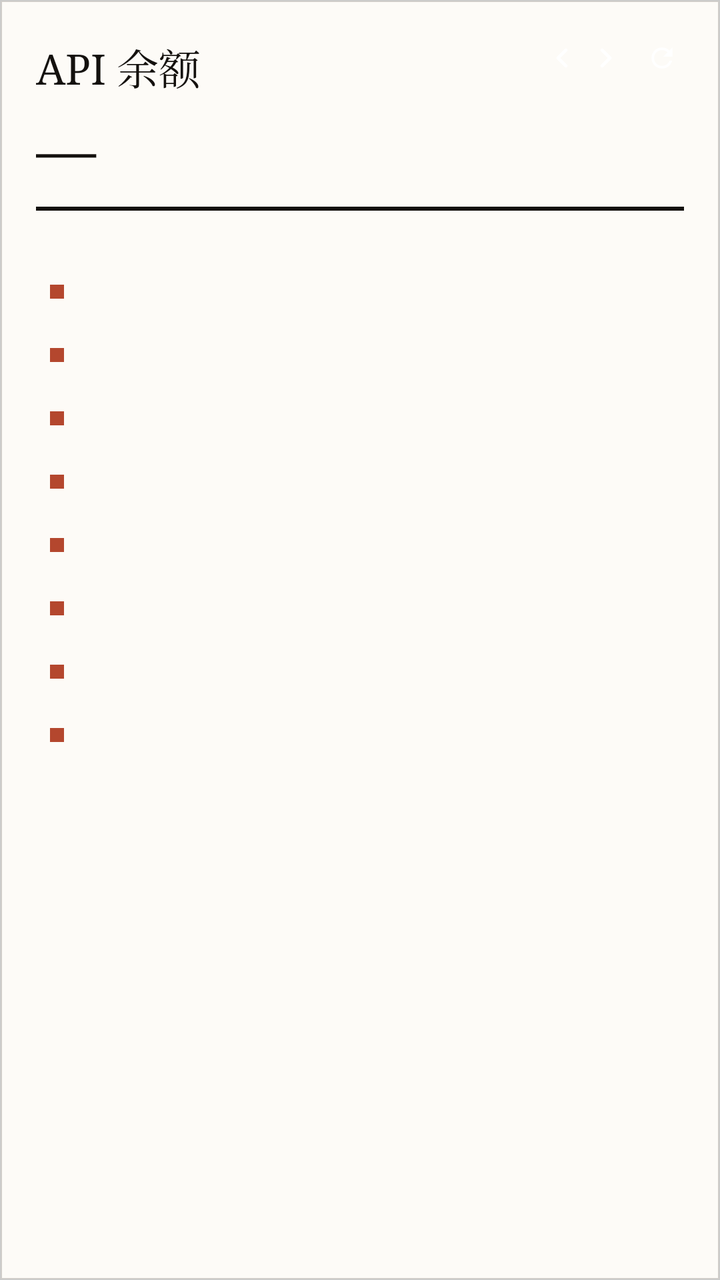
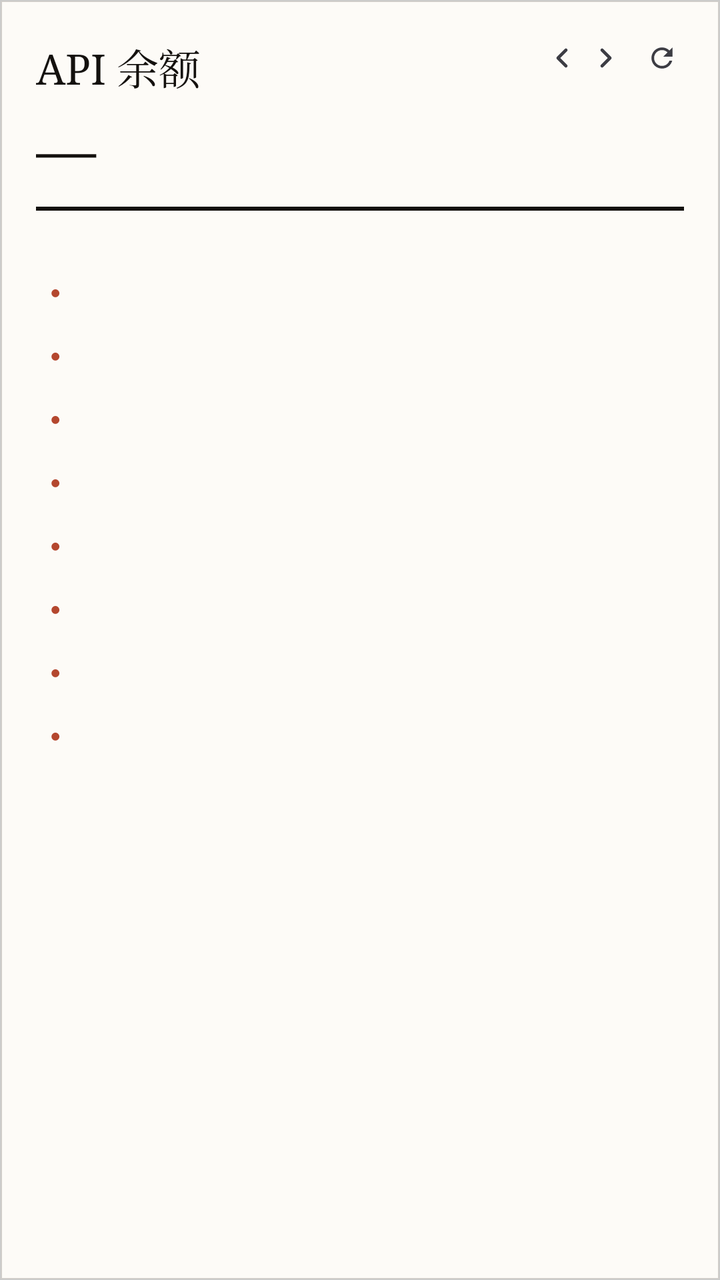

Compare the two renders of this Android layout. The source of the first and the diff that turns it into the second are given below.
<!-- AndroidManifest.xml: application theme AppTheme -->
<!-- res/layout/widget_style2.xml -->
<?xml version="1.0" encoding="utf-8"?>
<FrameLayout xmlns:android="http://schemas.android.com/apk/res/android"
    android:id="@+id/w2_root"
    android:layout_width="match_parent"
    android:layout_height="match_parent"
    android:background="@drawable/wg_t2"
    android:padding="18dp">

    <LinearLayout
        android:layout_width="match_parent"
        android:layout_height="wrap_content"
        android:orientation="vertical">

        <LinearLayout
            android:layout_width="match_parent"
            android:layout_height="wrap_content"
            android:orientation="horizontal"
            android:gravity="left">

            <TextView
                android:id="@+id/w2_title"
                android:layout_width="0dp"
                android:layout_height="wrap_content"
                android:layout_weight="1"
                android:minWidth="0dp"
                android:singleLine="true"
                android:ellipsize="end"
                android:includeFontPadding="false"
            android:fontFamily="serif"
                android:textColor="#FF14110E"
                android:textSize="21sp"
                android:text="API 余额" />

            <TextView
                android:id="@+id/w2_page"
                android:layout_width="wrap_content"
                android:layout_height="wrap_content"
                android:layout_marginStart="4dp"
                android:minWidth="0dp"
                android:includeFontPadding="false"
                android:textColor="#FF14110E"
                android:textSize="10.5sp" />

            <ImageView
                android:id="@+id/w2_prev"
                android:clickable="true"
                android:focusable="true"
                android:layout_width="22dp"
                android:layout_height="22dp"
                android:layout_marginStart="2dp"
                android:scaleType="fitCenter"
                android:src="@drawable/ic_chevron_left"
                android:contentDescription="上一页" />

            <ImageView
                android:id="@+id/w2_next"
                android:clickable="true"
                android:focusable="true"
                android:layout_width="22dp"
                android:layout_height="22dp"
                android:scaleType="fitCenter"
                android:src="@drawable/ic_chevron_right"
                android:contentDescription="下一页" />

            <ImageView
                android:id="@+id/w2_refresh"
                android:clickable="true"
                android:focusable="true"
                android:layout_width="22dp"
                android:layout_height="22dp"
                android:layout_marginStart="6dp"
                android:scaleType="fitCenter"
                android:src="@drawable/ic_refresh"
                android:contentDescription="刷新" />
        </LinearLayout>

        <TextView
            android:id="@+id/w2_total"
            android:layout_width="match_parent"
            android:layout_height="wrap_content"
            android:layout_marginTop="10dp"
            android:includeFontPadding="false"
            android:gravity="left"
        android:fontFamily="serif"
            android:textColor="@color/ws2_tx"
            android:textSize="30sp"
            android:text="—" />

        <TextView
            android:layout_width="match_parent"
            android:layout_height="2dp"
            android:layout_marginTop="10dp"
            android:background="#FF14110E" />

        <TextView
            android:id="@+id/w2_sub"
            android:layout_width="match_parent"
            android:layout_height="wrap_content"
            android:layout_marginTop="4dp"
            android:includeFontPadding="false"
            android:singleLine="true"
            android:ellipsize="end"
            android:gravity="left"
            android:textColor="@color/ws2_tx3"
            android:textSize="10.5sp" />

        <LinearLayout
            android:layout_width="match_parent"
            android:layout_height="0dp"
            android:layout_weight="1"
            android:layout_marginTop="8dp"
            android:orientation="vertical">

            <LinearLayout
                android:id="@+id/w2_row1"
                android:layout_width="match_parent"
                android:layout_height="wrap_content"
                android:orientation="vertical"
                android:gravity="center_vertical">


                <LinearLayout
                    android:id="@+id/w2_slot1"
                    android:layout_width="match_parent"
                    android:layout_height="wrap_content"
                    android:orientation="horizontal"
                    android:gravity="center_vertical"
                    android:padding="7dp">

                    <TextView
                        android:id="@+id/w2_dot1"
                        android:layout_width="7dp"
                        android:layout_height="7dp"
                        android:layout_marginEnd="7dp"
                        android:background="@color/ws2_accent" />

                    <TextView
                        android:id="@+id/w2_name1"
                        android:layout_width="0dp"
                        android:layout_height="wrap_content"
                        android:layout_weight="1"
                        android:minWidth="0dp"
                        android:singleLine="true"
                        android:ellipsize="end"
                        android:includeFontPadding="false"
                    android:fontFamily="serif"
                        android:textColor="@color/ws2_tx2"
                        android:textSize="13sp" />

                    <TextView
                        android:id="@+id/w2_val1"
                        android:layout_width="wrap_content"
                        android:layout_height="wrap_content"
                        android:includeFontPadding="false"
                    android:fontFamily="serif"
                        android:textColor="@color/ws2_tx"
                        android:textSize="15sp" />
                </LinearLayout>

                <LinearLayout
                    android:id="@+id/w2_slot2"
                    android:layout_width="match_parent"
                    android:layout_height="wrap_content"
                    android:orientation="horizontal"
                    android:gravity="center_vertical"
                    android:padding="7dp">

                    <TextView
                        android:id="@+id/w2_dot2"
                        android:layout_width="7dp"
                        android:layout_height="7dp"
                        android:layout_marginEnd="7dp"
                        android:background="@color/ws2_accent" />

                    <TextView
                        android:id="@+id/w2_name2"
                        android:layout_width="0dp"
                        android:layout_height="wrap_content"
                        android:layout_weight="1"
                        android:minWidth="0dp"
                        android:singleLine="true"
                        android:ellipsize="end"
                        android:includeFontPadding="false"
                    android:fontFamily="serif"
                        android:textColor="@color/ws2_tx2"
                        android:textSize="13sp" />

                    <TextView
                        android:id="@+id/w2_val2"
                        android:layout_width="wrap_content"
                        android:layout_height="wrap_content"
                        android:includeFontPadding="false"
                    android:fontFamily="serif"
                        android:textColor="@color/ws2_tx"
                        android:textSize="15sp" />
                </LinearLayout>
            </LinearLayout>

            <TextView
                android:id="@+id/w2_div1"
                android:layout_width="match_parent"
                android:layout_height="1dp"
                android:layout_marginTop="1dp"
                android:visibility="gone"
                android:background="#FFD8D2C8" />

            <LinearLayout
                android:id="@+id/w2_row2"
                android:layout_width="match_parent"
                android:layout_height="wrap_content"
                android:orientation="vertical"
                android:gravity="center_vertical">


                <LinearLayout
                    android:id="@+id/w2_slot3"
                    android:layout_width="match_parent"
                    android:layout_height="wrap_content"
                    android:orientation="horizontal"
                    android:gravity="center_vertical"
                    android:padding="7dp">

                    <TextView
                        android:id="@+id/w2_dot3"
                        android:layout_width="7dp"
                        android:layout_height="7dp"
                        android:layout_marginEnd="7dp"
                        android:background="@color/ws2_accent" />

                    <TextView
                        android:id="@+id/w2_name3"
                        android:layout_width="0dp"
                        android:layout_height="wrap_content"
                        android:layout_weight="1"
                        android:minWidth="0dp"
                        android:singleLine="true"
                        android:ellipsize="end"
                        android:includeFontPadding="false"
                    android:fontFamily="serif"
                        android:textColor="@color/ws2_tx2"
                        android:textSize="13sp" />

                    <TextView
                        android:id="@+id/w2_val3"
                        android:layout_width="wrap_content"
                        android:layout_height="wrap_content"
                        android:includeFontPadding="false"
                    android:fontFamily="serif"
                        android:textColor="@color/ws2_tx"
                        android:textSize="15sp" />
                </LinearLayout>

                <LinearLayout
                    android:id="@+id/w2_slot4"
                    android:layout_width="match_parent"
                    android:layout_height="wrap_content"
                    android:orientation="horizontal"
                    android:gravity="center_vertical"
                    android:padding="7dp">

                    <TextView
                        android:id="@+id/w2_dot4"
                        android:layout_width="7dp"
                        android:layout_height="7dp"
                        android:layout_marginEnd="7dp"
                        android:background="@color/ws2_accent" />

                    <TextView
                        android:id="@+id/w2_name4"
                        android:layout_width="0dp"
                        android:layout_height="wrap_content"
                        android:layout_weight="1"
                        android:minWidth="0dp"
                        android:singleLine="true"
                        android:ellipsize="end"
                        android:includeFontPadding="false"
                    android:fontFamily="serif"
                        android:textColor="@color/ws2_tx2"
                        android:textSize="13sp" />

                    <TextView
                        android:id="@+id/w2_val4"
                        android:layout_width="wrap_content"
                        android:layout_height="wrap_content"
                        android:includeFontPadding="false"
                    android:fontFamily="serif"
                        android:textColor="@color/ws2_tx"
                        android:textSize="15sp" />
                </LinearLayout>
            </LinearLayout>

            <TextView
                android:id="@+id/w2_div2"
                android:layout_width="match_parent"
                android:layout_height="1dp"
                android:layout_marginTop="1dp"
                android:visibility="gone"
                android:background="#FFD8D2C8" />

            <LinearLayout
                android:id="@+id/w2_row3"
                android:layout_width="match_parent"
                android:layout_height="wrap_content"
                android:orientation="vertical"
                android:gravity="center_vertical">


                <LinearLayout
                    android:id="@+id/w2_slot5"
                    android:layout_width="match_parent"
                    android:layout_height="wrap_content"
                    android:orientation="horizontal"
                    android:gravity="center_vertical"
                    android:padding="7dp">

                    <TextView
                        android:id="@+id/w2_dot5"
                        android:layout_width="7dp"
                        android:layout_height="7dp"
                        android:layout_marginEnd="7dp"
                        android:background="@color/ws2_accent" />

                    <TextView
                        android:id="@+id/w2_name5"
                        android:layout_width="0dp"
                        android:layout_height="wrap_content"
                        android:layout_weight="1"
                        android:minWidth="0dp"
                        android:singleLine="true"
                        android:ellipsize="end"
                        android:includeFontPadding="false"
                    android:fontFamily="serif"
                        android:textColor="@color/ws2_tx2"
                        android:textSize="13sp" />

                    <TextView
                        android:id="@+id/w2_val5"
                        android:layout_width="wrap_content"
                        android:layout_height="wrap_content"
                        android:includeFontPadding="false"
                    android:fontFamily="serif"
                        android:textColor="@color/ws2_tx"
                        android:textSize="15sp" />
                </LinearLayout>

                <LinearLayout
                    android:id="@+id/w2_slot6"
                    android:layout_width="match_parent"
                    android:layout_height="wrap_content"
                    android:orientation="horizontal"
                    android:gravity="center_vertical"
                    android:padding="7dp">

                    <TextView
                        android:id="@+id/w2_dot6"
                        android:layout_width="7dp"
                        android:layout_height="7dp"
                        android:layout_marginEnd="7dp"
                        android:background="@color/ws2_accent" />

                    <TextView
                        android:id="@+id/w2_name6"
                        android:layout_width="0dp"
                        android:layout_height="wrap_content"
                        android:layout_weight="1"
                        android:minWidth="0dp"
                        android:singleLine="true"
                        android:ellipsize="end"
                        android:includeFontPadding="false"
                    android:fontFamily="serif"
                        android:textColor="@color/ws2_tx2"
                        android:textSize="13sp" />

                    <TextView
                        android:id="@+id/w2_val6"
                        android:layout_width="wrap_content"
                        android:layout_height="wrap_content"
                        android:includeFontPadding="false"
                    android:fontFamily="serif"
                        android:textColor="@color/ws2_tx"
                        android:textSize="15sp" />
                </LinearLayout>
            </LinearLayout>

            <TextView
                android:id="@+id/w2_div3"
                android:layout_width="match_parent"
                android:layout_height="1dp"
                android:layout_marginTop="1dp"
                android:visibility="gone"
                android:background="#FFD8D2C8" />

            <LinearLayout
                android:id="@+id/w2_row4"
                android:layout_width="match_parent"
                android:layout_height="wrap_content"
                android:orientation="vertical"
                android:gravity="center_vertical">


                <LinearLayout
                    android:id="@+id/w2_slot7"
                    android:layout_width="match_parent"
                    android:layout_height="wrap_content"
                    android:orientation="horizontal"
                    android:gravity="center_vertical"
                    android:padding="7dp">

                    <TextView
                        android:id="@+id/w2_dot7"
                        android:layout_width="7dp"
                        android:layout_height="7dp"
                        android:layout_marginEnd="7dp"
                        android:background="@color/ws2_accent" />

                    <TextView
                        android:id="@+id/w2_name7"
                        android:layout_width="0dp"
                        android:layout_height="wrap_content"
                        android:layout_weight="1"
                        android:minWidth="0dp"
                        android:singleLine="true"
                        android:ellipsize="end"
                        android:includeFontPadding="false"
                    android:fontFamily="serif"
                        android:textColor="@color/ws2_tx2"
                        android:textSize="13sp" />

                    <TextView
                        android:id="@+id/w2_val7"
                        android:layout_width="wrap_content"
                        android:layout_height="wrap_content"
                        android:includeFontPadding="false"
                    android:fontFamily="serif"
                        android:textColor="@color/ws2_tx"
                        android:textSize="15sp" />
                </LinearLayout>

                <LinearLayout
                    android:id="@+id/w2_slot8"
                    android:layout_width="match_parent"
                    android:layout_height="wrap_content"
                    android:orientation="horizontal"
                    android:gravity="center_vertical"
                    android:padding="7dp">

                    <TextView
                        android:id="@+id/w2_dot8"
                        android:layout_width="7dp"
                        android:layout_height="7dp"
                        android:layout_marginEnd="7dp"
                        android:background="@color/ws2_accent" />

                    <TextView
                        android:id="@+id/w2_name8"
                        android:layout_width="0dp"
                        android:layout_height="wrap_content"
                        android:layout_weight="1"
                        android:minWidth="0dp"
                        android:singleLine="true"
                        android:ellipsize="end"
                        android:includeFontPadding="false"
                    android:fontFamily="serif"
                        android:textColor="@color/ws2_tx2"
                        android:textSize="13sp" />

                    <TextView
                        android:id="@+id/w2_val8"
                        android:layout_width="wrap_content"
                        android:layout_height="wrap_content"
                        android:includeFontPadding="false"
                    android:fontFamily="serif"
                        android:textColor="@color/ws2_tx"
                        android:textSize="15sp" />
                </LinearLayout>
            </LinearLayout>
        </LinearLayout>

    </LinearLayout>
</FrameLayout>
<!-- resources referenced by this layout -->
<resources>
  <color name="ws2_accent">#FFB4472E</color>
  <color name="ws2_tx">#FF14110E</color>
  <color name="ws2_tx2">#FF6B6359</color>
  <color name="ws2_tx3">#FF9A9186</color>
  <!-- drawable ic_chevron_left (drawable) -->
  <?xml version="1.0" encoding="utf-8"?>
  <vector xmlns:android="http://schemas.android.com/apk/res/android"
      android:width="24dp"
      android:height="24dp"
      android:viewportWidth="24"
      android:viewportHeight="24">
  
      <group
          android:pivotX="12"
          android:pivotY="12"
          android:scaleX="0.72"
          android:scaleY="0.72">
  
          <path
              android:pathData="M15,6 L9,12 L15,18"
              android:strokeColor="#FFFFFF"
              android:strokeWidth="2.4"
              android:strokeLineCap="round"
              android:strokeLineJoin="round"
              android:fillColor="#00000000" />
      </group>
  </vector>
  <!-- drawable ic_chevron_right (drawable) -->
  <?xml version="1.0" encoding="utf-8"?>
  <vector xmlns:android="http://schemas.android.com/apk/res/android"
      android:width="24dp"
      android:height="24dp"
      android:viewportWidth="24"
      android:viewportHeight="24">
  
      <group
          android:pivotX="12"
          android:pivotY="12"
          android:scaleX="0.72"
          android:scaleY="0.72">
  
          <path
              android:pathData="M9,6 L15,12 L9,18"
              android:strokeColor="#FFFFFF"
              android:strokeWidth="2.4"
              android:strokeLineCap="round"
              android:strokeLineJoin="round"
              android:fillColor="#00000000" />
      </group>
  </vector>
  <!-- drawable ic_refresh (drawable) -->
  <?xml version="1.0" encoding="utf-8"?>
  <vector xmlns:android="http://schemas.android.com/apk/res/android"
      android:width="24dp"
      android:height="24dp"
      android:viewportWidth="24"
      android:viewportHeight="24">
  
      <group
          android:pivotX="12"
          android:pivotY="12"
          android:scaleX="0.72"
          android:scaleY="0.72">
  
          <path
              android:fillColor="#FFFFFF"
              android:pathData="M17.65,6.35C16.2,4.9 14.21,4 12,4c-4.42,0 -7.99,3.58 -8,8s3.57,8 8,8c3.73,0 6.84,-2.55 7.73,-6h-2.08c-0.82,2.33 -3.04,4 -5.65,4 -3.31,0 -6,-2.69 -6,-6s2.69,-6 6,-6c1.66,0 3.14,0.69 4.22,1.78L13,11h7V4l-2.35,2.35z" />
      </group>
  </vector>
  <!-- drawable wg_t2 (drawable) -->
  <?xml version="1.0" encoding="utf-8"?>
  <shape xmlns:android="http://schemas.android.com/apk/res/android" android:shape="rectangle">
      <solid android:color="#FFFDFBF7" />
      <corners android:radius="0dp" />
      <stroke android:width="1dp" android:color="#33201A12" />
  </shape>
  <!-- drawable seg_bg (drawable) -->
  <?xml version="1.0" encoding="utf-8"?>
  <shape xmlns:android="http://schemas.android.com/apk/res/android"
      android:shape="rectangle">
      <corners android:radius="14dp" />
      <solid android:color="?attr/c_neu_surface" />
      <stroke android:width="1dp" android:color="?attr/c_neu_dark" />
  </shape>
  <!-- drawable input_aurora (drawable) -->
  <?xml version="1.0" encoding="utf-8"?>
  <shape xmlns:android="http://schemas.android.com/apk/res/android"
      android:shape="rectangle">
      <corners android:radius="12dp" />
      <solid android:color="?attr/c_input" />
      <stroke android:width="1dp" android:color="?attr/c_line" />
  </shape>
  <!-- drawable seg_sel (drawable) -->
  <?xml version="1.0" encoding="utf-8"?>
  <shape xmlns:android="http://schemas.android.com/apk/res/android"
      android:shape="rectangle">
      <corners android:radius="10dp" />
      <solid android:color="?attr/c_accent_soft" />
  </shape>
  <style name="DialogAnim">
          <item name="android:windowEnterAnimation">@anim/dialog_in</item>
          <item name="android:windowExitAnimation">@anim/dialog_out</item>
      </style>
  <!-- unchanged entries left out for length: 5 -->
</resources>

<!-- the commit's change to res/layout/widget_style2.xml (unified diff, before → after) -->
@@ -16,7 +16,6 @@
             android:layout_height="wrap_content"
             android:orientation="horizontal"
             android:gravity="left">
-
             <TextView
                 android:id="@+id/w2_title"
                 android:layout_width="0dp"
@@ -49,7 +48,7 @@
                 android:layout_height="22dp"
                 android:layout_marginStart="2dp"
                 android:scaleType="fitCenter"
-                android:src="@drawable/ic_chevron_left"
+                android:src="@drawable/ic_chevron_left_dark"
                 android:contentDescription="上一页" />
 
             <ImageView
@@ -59,7 +58,7 @@
                 android:layout_width="22dp"
                 android:layout_height="22dp"
                 android:scaleType="fitCenter"
-                android:src="@drawable/ic_chevron_right"
+                android:src="@drawable/ic_chevron_right_dark"
                 android:contentDescription="下一页" />
 
             <ImageView
@@ -70,7 +69,7 @@
                 android:layout_height="22dp"
                 android:layout_marginStart="6dp"
                 android:scaleType="fitCenter"
-                android:src="@drawable/ic_refresh"
+                android:src="@drawable/ic_refresh_dark"
                 android:contentDescription="刷新" />
         </LinearLayout>
 
@@ -129,10 +128,13 @@
 
                     <TextView
                         android:id="@+id/w2_dot1"
-                        android:layout_width="7dp"
-                        android:layout_height="7dp"
-                        android:layout_marginEnd="7dp"
-                        android:background="@color/ws2_accent" />
+                        android:layout_width="wrap_content"
+                        android:layout_height="wrap_content"
+                        android:layout_marginEnd="7dp"
+                        android:includeFontPadding="false"
+                        android:text="●"
+                        android:textSize="9sp"
+                        android:textColor="@color/ws2_accent" />
 
                     <TextView
                         android:id="@+id/w2_name1"
@@ -167,10 +169,13 @@
 
                     <TextView
                         android:id="@+id/w2_dot2"
-                        android:layout_width="7dp"
-                        android:layout_height="7dp"
-                        android:layout_marginEnd="7dp"
-                        android:background="@color/ws2_accent" />
+                        android:layout_width="wrap_content"
+                        android:layout_height="wrap_content"
+                        android:layout_marginEnd="7dp"
+                        android:includeFontPadding="false"
+                        android:text="●"
+                        android:textSize="9sp"
+                        android:textColor="@color/ws2_accent" />
 
                     <TextView
                         android:id="@+id/w2_name2"
@@ -202,7 +207,7 @@
                 android:layout_height="1dp"
                 android:layout_marginTop="1dp"
                 android:visibility="gone"
-                android:background="#FFD8D2C8" />
+                android:background="@color/ws2_div" />
 
             <LinearLayout
                 android:id="@+id/w2_row2"
@@ -222,10 +227,13 @@
 
                     <TextView
                         android:id="@+id/w2_dot3"
-                        android:layout_width="7dp"
-                        android:layout_height="7dp"
-                        android:layout_marginEnd="7dp"
-                        android:background="@color/ws2_accent" />
+                        android:layout_width="wrap_content"
+                        android:layout_height="wrap_content"
+                        android:layout_marginEnd="7dp"
+                        android:includeFontPadding="false"
+                        android:text="●"
+                        android:textSize="9sp"
+                        android:textColor="@color/ws2_accent" />
 
                     <TextView
                         android:id="@+id/w2_name3"
@@ -260,10 +268,13 @@
 
                     <TextView
                         android:id="@+id/w2_dot4"
-                        android:layout_width="7dp"
-                        android:layout_height="7dp"
-                        android:layout_marginEnd="7dp"
-                        android:background="@color/ws2_accent" />
+                        android:layout_width="wrap_content"
+                        android:layout_height="wrap_content"
+                        android:layout_marginEnd="7dp"
+                        android:includeFontPadding="false"
+                        android:text="●"
+                        android:textSize="9sp"
+                        android:textColor="@color/ws2_accent" />
 
                     <TextView
                         android:id="@+id/w2_name4"
@@ -295,7 +306,7 @@
                 android:layout_height="1dp"
                 android:layout_marginTop="1dp"
                 android:visibility="gone"
-                android:background="#FFD8D2C8" />
+                android:background="@color/ws2_div" />
 
             <LinearLayout
                 android:id="@+id/w2_row3"
@@ -315,10 +326,13 @@
 
                     <TextView
                         android:id="@+id/w2_dot5"
-                        android:layout_width="7dp"
-                        android:layout_height="7dp"
-                        android:layout_marginEnd="7dp"
-                        android:background="@color/ws2_accent" />
+                        android:layout_width="wrap_content"
+                        android:layout_height="wrap_content"
+                        android:layout_marginEnd="7dp"
+                        android:includeFontPadding="false"
+                        android:text="●"
+                        android:textSize="9sp"
+                        android:textColor="@color/ws2_accent" />
 
                     <TextView
                         android:id="@+id/w2_name5"
@@ -353,10 +367,13 @@
 
                     <TextView
                         android:id="@+id/w2_dot6"
-                        android:layout_width="7dp"
-                        android:layout_height="7dp"
-                        android:layout_marginEnd="7dp"
-                        android:background="@color/ws2_accent" />
+                        android:layout_width="wrap_content"
+                        android:layout_height="wrap_content"
+                        android:layout_marginEnd="7dp"
+                        android:includeFontPadding="false"
+                        android:text="●"
+                        android:textSize="9sp"
+                        android:textColor="@color/ws2_accent" />
 
                     <TextView
                         android:id="@+id/w2_name6"
@@ -388,7 +405,7 @@
                 android:layout_height="1dp"
                 android:layout_marginTop="1dp"
                 android:visibility="gone"
-                android:background="#FFD8D2C8" />
+                android:background="@color/ws2_div" />
 
             <LinearLayout
                 android:id="@+id/w2_row4"
@@ -408,10 +425,13 @@
 
                     <TextView
                         android:id="@+id/w2_dot7"
-                        android:layout_width="7dp"
-                        android:layout_height="7dp"
-                        android:layout_marginEnd="7dp"
-                        android:background="@color/ws2_accent" />
+                        android:layout_width="wrap_content"
+                        android:layout_height="wrap_content"
+                        android:layout_marginEnd="7dp"
+                        android:includeFontPadding="false"
+                        android:text="●"
+                        android:textSize="9sp"
+                        android:textColor="@color/ws2_accent" />
 
                     <TextView
                         android:id="@+id/w2_name7"
@@ -446,10 +466,13 @@
 
                     <TextView
                         android:id="@+id/w2_dot8"
-                        android:layout_width="7dp"
-                        android:layout_height="7dp"
-                        android:layout_marginEnd="7dp"
-                        android:background="@color/ws2_accent" />
+                        android:layout_width="wrap_content"
+                        android:layout_height="wrap_content"
+                        android:layout_marginEnd="7dp"
+                        android:includeFontPadding="false"
+                        android:text="●"
+                        android:textSize="9sp"
+                        android:textColor="@color/ws2_accent" />
 
                     <TextView
                         android:id="@+id/w2_name8"
<!-- resource entries referenced after the edit -->
@@ -1,10 +1,11 @@
 <!-- resources referenced by this layout -->
 <resources>
   <color name="ws2_accent">#FFB4472E</color>
+  <color name="ws2_div">#331F1810</color>
   <color name="ws2_tx">#FF14110E</color>
   <color name="ws2_tx2">#FF6B6359</color>
   <color name="ws2_tx3">#FF9A9186</color>
-  <!-- drawable ic_chevron_left (drawable) -->
+  <!-- drawable ic_chevron_left_dark (drawable) -->
   <?xml version="1.0" encoding="utf-8"?>
   <vector xmlns:android="http://schemas.android.com/apk/res/android"
       android:width="24dp"
@@ -20,14 +21,14 @@
   
           <path
               android:pathData="M15,6 L9,12 L15,18"
-              android:strokeColor="#FFFFFF"
+              android:strokeColor="#FF3C3C43"
               android:strokeWidth="2.4"
               android:strokeLineCap="round"
               android:strokeLineJoin="round"
               android:fillColor="#00000000" />
       </group>
   </vector>
-  <!-- drawable ic_chevron_right (drawable) -->
+  <!-- drawable ic_chevron_right_dark (drawable) -->
   <?xml version="1.0" encoding="utf-8"?>
   <vector xmlns:android="http://schemas.android.com/apk/res/android"
       android:width="24dp"
@@ -43,14 +44,14 @@
   
           <path
               android:pathData="M9,6 L15,12 L9,18"
-              android:strokeColor="#FFFFFF"
+              android:strokeColor="#FF3C3C43"
               android:strokeWidth="2.4"
               android:strokeLineCap="round"
               android:strokeLineJoin="round"
               android:fillColor="#00000000" />
       </group>
   </vector>
-  <!-- drawable ic_refresh (drawable) -->
+  <!-- drawable ic_refresh_dark (drawable) -->
   <?xml version="1.0" encoding="utf-8"?>
   <vector xmlns:android="http://schemas.android.com/apk/res/android"
       android:width="24dp"
@@ -65,7 +66,7 @@
           android:scaleY="0.72">
   
           <path
-              android:fillColor="#FFFFFF"
+              android:fillColor="#FF3C3C43"
               android:pathData="M17.65,6.35C16.2,4.9 14.21,4 12,4c-4.42,0 -7.99,3.58 -8,8s3.57,8 8,8c3.73,0 6.84,-2.55 7.73,-6h-2.08c-0.82,2.33 -3.04,4 -5.65,4 -3.31,0 -6,-2.69 -6,-6s2.69,-6 6,-6c1.66,0 3.14,0.69 4.22,1.78L13,11h7V4l-2.35,2.35z" />
       </group>
   </vector>
